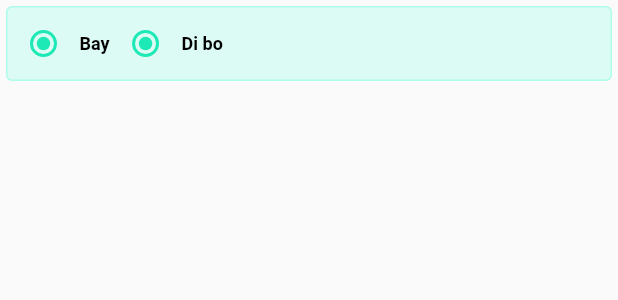
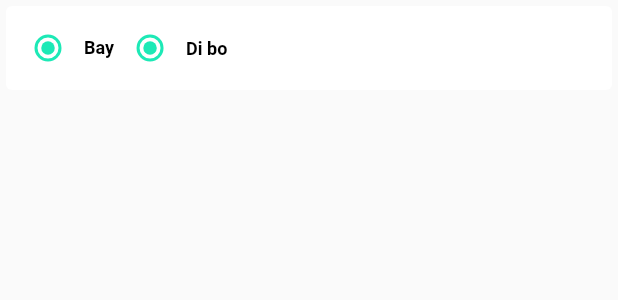
Before and after one commit to thuyety151/flutter_bookstore, a Flutter app: the CheckoutDelivery widget shown alone on an empty page, opened directly, on a phone screen of 412 x 824 dp. Shown: the top 300 px of the screen. Run offline on Flutter 3.47's test engine with Material 2 defaults, Android fonts, the phone set to English and light mode, and no system bars; our stand-ins replace flutter_svg, getwidget, google_fonts, multi_select_flutter, photo_view, readmore; network calls fail; Roboto replaces fonts that are missing (Helvetica).

Commit message:
[Check out] done check out

```diff
--- a/lib/screens/checkout/checkout_screen.dart
+++ b/lib/screens/checkout/checkout_screen.dart
@@ -38,7 +38,7 @@ class _CheckoutScreenState extends State<CheckoutScreen> {
           title: Text("Check out"),
         ),
         body: Container(
-          margin: EdgeInsets.only(left:5),
+          margin: EdgeInsets.only(left:10),
           child: SingleChildScrollView(
             child:
                 Column(crossAxisAlignment: CrossAxisAlignment.start, children: [
--- a/lib/screens/checkout/components/checkout_delivery.dart
+++ b/lib/screens/checkout/components/checkout_delivery.dart
@@ -5,11 +5,12 @@ import '../../../components/custom_text_style.dart';
 class CheckoutDelivery extends StatelessWidget {
   @override
   Widget build(BuildContext context) {
-    return Container(
+    return Card(
+      elevation: 0,
+      child: Container(
         decoration: BoxDecoration(
           borderRadius: BorderRadius.all(Radius.circular(4)),
-        border: Border.all(color: Colors.tealAccent.withOpacity(0.4), width: 1),
-        color: Colors.tealAccent.withOpacity(0.2),
+          //color: Colors.tealAccent.withOpacity(0.2),
         ),
         margin: EdgeInsets.all(4),
         child: Row(mainAxisAlignment: MainAxisAlignment.start, children: [
@@ -38,6 +39,7 @@ class CheckoutDelivery extends StatelessWidget {
             ),
           ]),
         ]),
+      ),
     );
   }
 }
```
Also changed, not shown: lib/screens/checkout/components/checkout_payment_method.dart (+4 -3 lines), lib/screens/checkout/components/checkout_price_section.dart (+2 -23 lines). Lines whose indentation alone changed are shown as unchanged.
